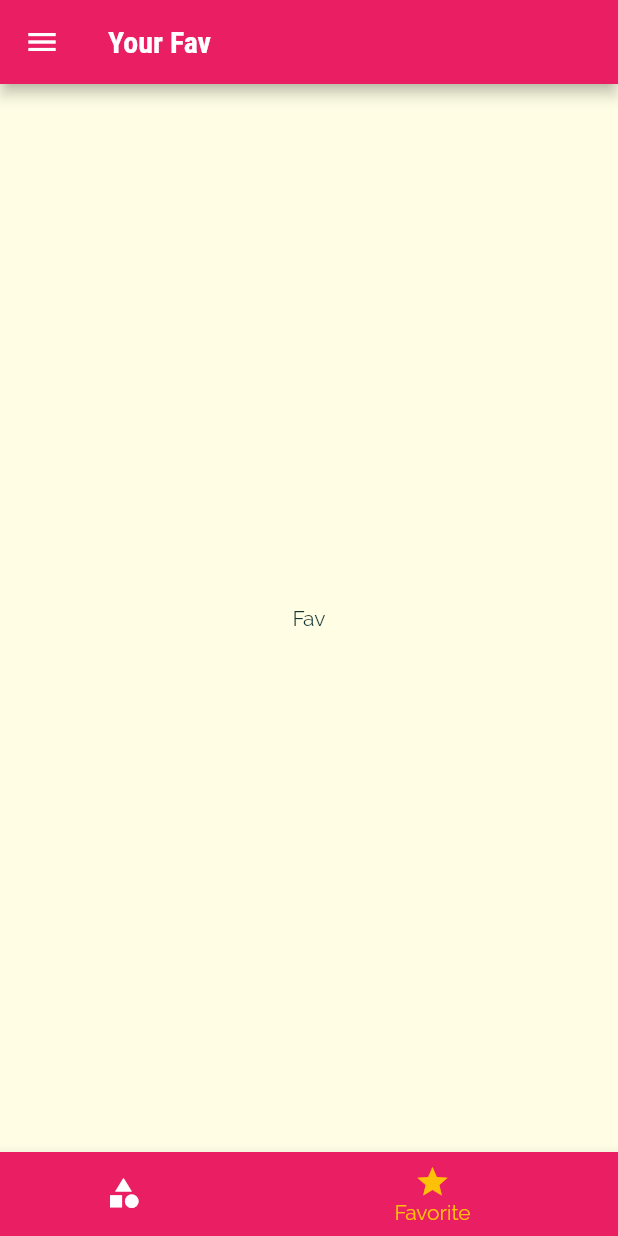
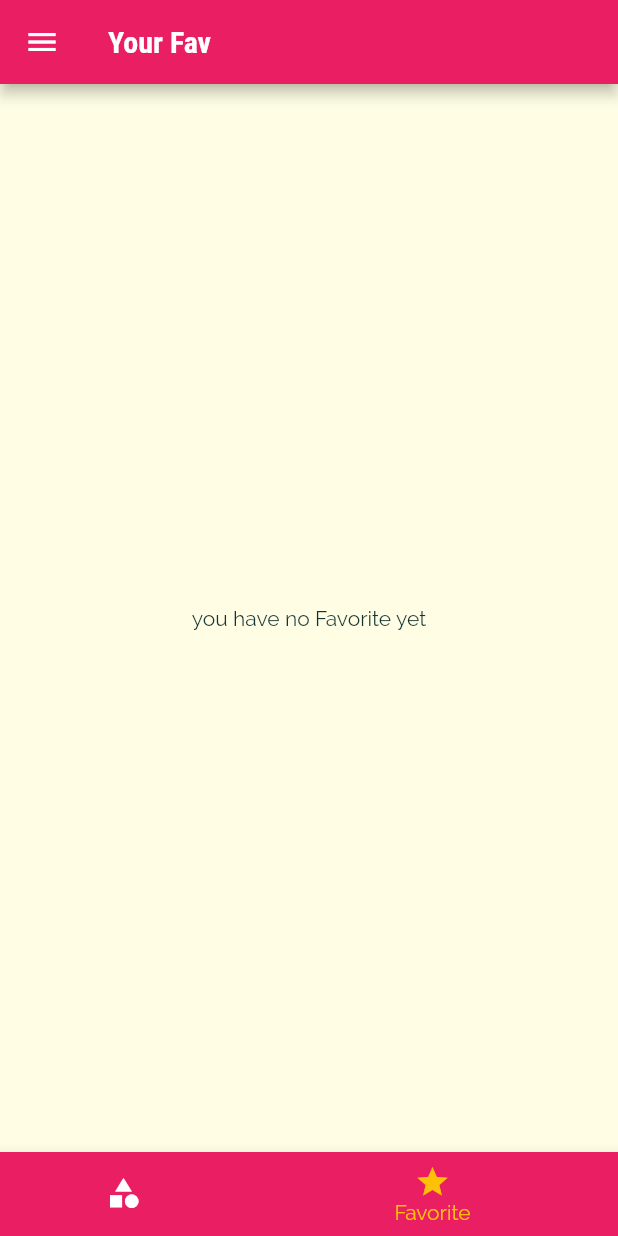
Before and after one commit to MostafaAmin0/Meal_App, a Flutter app: the screen it shows after launch, item 2 of the bottom bar chosen, on a phone screen of 412 x 824 dp. Run offline on Flutter 3.47's test engine with Material 2 defaults, Android fonts, the phone set to English and light mode, and no system bars.

Commit message:
add to favorite

```diff
--- a/lib/main.dart
+++ b/lib/main.dart
@@ -25,12 +25,13 @@ class _MyAppState extends State<MyApp> {
       Filters(gluten: false, vegan: false, vegetarian: false, lactose: false);
 
   List<Meal> _availableMeals = kDummyMeals;
+  List<Meal> _favoriteMeals = [];
 
   void _saveFilters(Filters newFilters) {
     setState(() {
       _filters = newFilters;
 
-      _availableMeals=kDummyMeals.where((element) {
+      _availableMeals = kDummyMeals.where((element) {
         if ((_filters.gluten && !element.isGlutenFree) ||
             (_filters.lactose && !element.isLactoseFree) ||
             (_filters.vegan && !element.isVegan) ||
@@ -41,6 +42,22 @@ class _MyAppState extends State<MyApp> {
       }).toList();
     });
   }
+
+  void _togglefavorite(Meal meal) {
+    final index = _favoriteMeals.indexOf(meal);
+    setState(() {
+      if (index == -1) {
+        _favoriteMeals.add(meal);
+      } else {
+        _favoriteMeals.removeAt(index);
+      }
+    });
+  }
+
+  bool _isFavorite(Meal meal){
+    return _favoriteMeals.contains(meal);
+  }
+
 
   @override
   Widget build(BuildContext context) {
@@ -61,10 +78,10 @@ class _MyAppState extends State<MyApp> {
             ),
       ),
       routes: {
-        '/': (ctx) => const TabsScreen(),
+        '/': (ctx) => TabsScreen(_favoriteMeals),
         CategoryMeals.route: (ctx) => CategoryMeals(_availableMeals),
-        MealDetail.route: (ctx) => const MealDetail(),
-        FilterScreen.route: (ctx) => FilterScreen(_filters,_saveFilters),
+        MealDetail.route: (ctx) => MealDetail(_togglefavorite,_isFavorite),
+        FilterScreen.route: (ctx) => FilterScreen(_filters, _saveFilters),
       },
       // home: CategoriesScreen(),
 
--- /dev/null
+++ b/lib/screens/favorite_screen.dart
@@ -0,0 +1,26 @@
+import 'package:flutter/material.dart';
+import 'package:meal_app/models/meal.dart';
+import 'package:meal_app/widgets/meal_item.dart';
+
+class FavoriteScreen extends StatelessWidget {
+  const FavoriteScreen(this.favoriteMeals, {Key? key}) : super(key: key);
+
+  final List<Meal> favoriteMeals;
+
+  @override
+  Widget build(BuildContext context) {
+    return favoriteMeals.isEmpty
+        ? const Center(
+            child: Text('you have no Favorite yet'),
+          )
+        : ListView.builder(
+            itemBuilder: (ctx, index) {
+              return MealItem(
+                favoriteMeals[index],
+                // removeItem: _removeMeal,
+              );
+            },
+            itemCount: favoriteMeals.length,
+          );
+  }
+}
--- a/lib/screens/tabs_screen.dart
+++ b/lib/screens/tabs_screen.dart
@@ -1,27 +1,37 @@
 import 'package:flutter/material.dart';
+import 'package:meal_app/models/meal.dart';
 import 'package:meal_app/screens/categories_screen.dart';
+import 'package:meal_app/screens/favorite_screen.dart';
 import 'package:meal_app/widgets/main_drawer.dart';
 
 class TabsScreen extends StatefulWidget {
-  const TabsScreen({Key? key}) : super(key: key);
+  const TabsScreen(this.favoriteMeals, {Key? key}) : super(key: key);
+
+  final List<Meal> favoriteMeals;
 
   @override
   _TabsScreenState createState() => _TabsScreenState();
 }
 
 class _TabsScreenState extends State<TabsScreen> {
-  final List<Map<String, Object>> _pages = const [
+  late List<Map<String, Object>> _pages;
+
+  int _selectedIndex = 0;
+
+  @override
+  void initState() {
+    super.initState();
+    _pages = [
       {
         'screen': CategoriesScreen(),
         'title': 'Categories',
       },
       {
-      'screen': Center(child: Text('Fav')),
+        'screen': FavoriteScreen(widget.favoriteMeals),
         'title': 'Your Fav',
       },
     ];
-
-  int _selectedIndex = 0;
+  }
 
   @override
   Widget build(BuildContext context) {
@@ -56,7 +66,7 @@ class _TabsScreenState extends State<TabsScreen> {
         ],
       ),
       body: _pages[_selectedIndex]['screen'] as Widget,
-      drawer:const MainDrawer(),
+      drawer: const MainDrawer(),
     );
   }
 }
--- a/lib/widgets/meal_item.dart
+++ b/lib/widgets/meal_item.dart
@@ -4,11 +4,11 @@ import 'package:meal_app/screens/meal_detail_screen.dart';
 import '../models/meal.dart';
 
 class MealItem extends StatelessWidget {
-  const MealItem(this.meal, {Key? key, required this.removeItem})
+  const MealItem(this.meal, {Key? key,/* required this.removeItem*/})
       : super(key: key);
 
   final Meal meal;
-  final Function(Meal) removeItem;
+  // final Function(Meal) removeItem;
 
   void selectedMeal(BuildContext context) {
     Navigator.of(context)
@@ -18,7 +18,7 @@ class MealItem extends StatelessWidget {
     )
         .then(
       (value) {
-        if (value != null) removeItem(value as Meal);
+        // if (value != null) //removeItem(value as Meal);
       },
     );
   }
```
Also changed, not shown: lib/screens/category_meals_screen.dart (+6 -6 lines), lib/screens/meal_detail_screen.dart (+13 -3 lines). Lines whose indentation alone changed are shown as unchanged.
